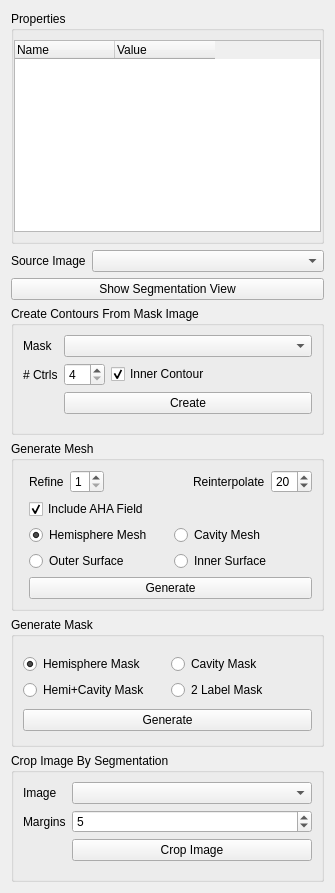
Old version of the form src/ui/SegObjProp.ui in the repository ericspod/Eidolon.
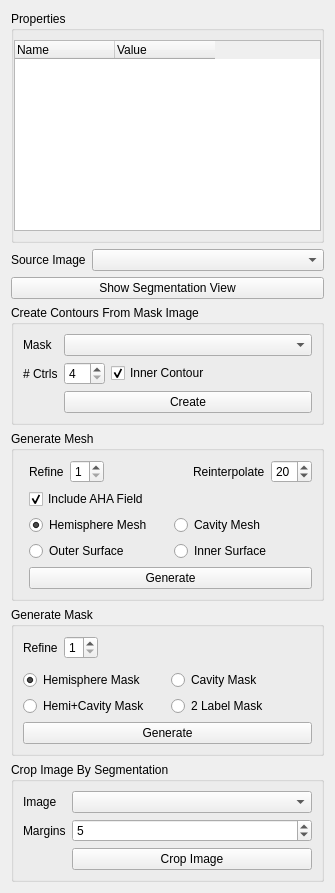
New version of the form.

Commit message: Mask generation update

Patch:
```diff
--- a/src/ui/SegObjProp.ui
+++ b/src/ui/SegObjProp.ui
@@ -84,7 +84,7 @@
           <string>Name</string>
          </property>
          <property name="textAlignment">
-          <set>AlignLeading|AlignVCenter</set>
+          <set>AlignLeft|AlignVCenter</set>
          </property>
         </column>
         <column>
@@ -92,7 +92,7 @@
           <string>Value</string>
          </property>
          <property name="textAlignment">
-          <set>AlignLeading|AlignVCenter</set>
+          <set>AlignLeft|AlignVCenter</set>
          </property>
         </column>
        </widget>
@@ -382,6 +382,46 @@
       <string>Generate Mask</string>
      </property>
      <layout class="QVBoxLayout" name="verticalLayout_2">
+      <item>
+       <layout class="QHBoxLayout" name="horizontalLayout_4">
+        <property name="topMargin">
+         <number>0</number>
+        </property>
+        <item>
+         <widget class="QLabel" name="label_8">
+          <property name="text">
+           <string>Refine</string>
+          </property>
+         </widget>
+        </item>
+        <item>
+         <widget class="QSpinBox" name="refineMaskBox">
+          <property name="toolTip">
+           <string>Mesh refinement value, larger values create more detailed meshes</string>
+          </property>
+          <property name="minimum">
+           <number>1</number>
+          </property>
+          <property name="maximum">
+           <number>9</number>
+          </property>
+         </widget>
+        </item>
+        <item>
+         <spacer name="horizontalSpacer_2">
+          <property name="orientation">
+           <enum>Qt::Horizontal</enum>
+          </property>
+          <property name="sizeHint" stdset="0">
+           <size>
+            <width>40</width>
+            <height>20</height>
+           </size>
+          </property>
+         </spacer>
+        </item>
+       </layout>
+      </item>
       <item>
        <layout class="QGridLayout" name="gridLayout_3">
         <property name="topMargin">
```
The commit also changes 3 other files.
